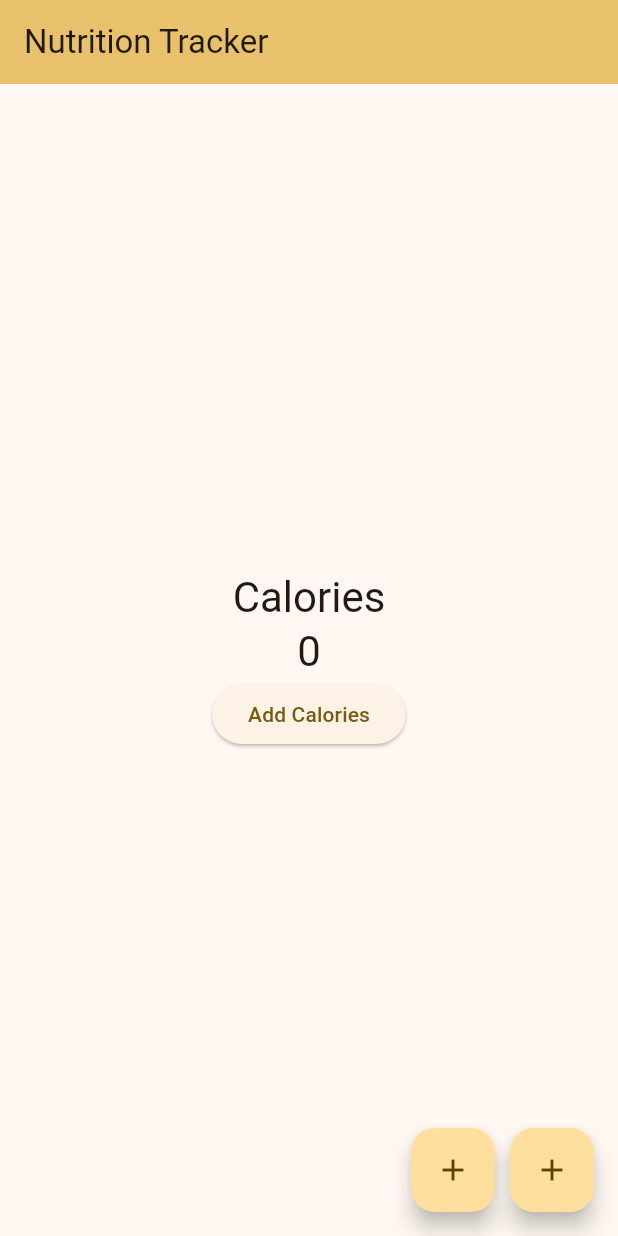
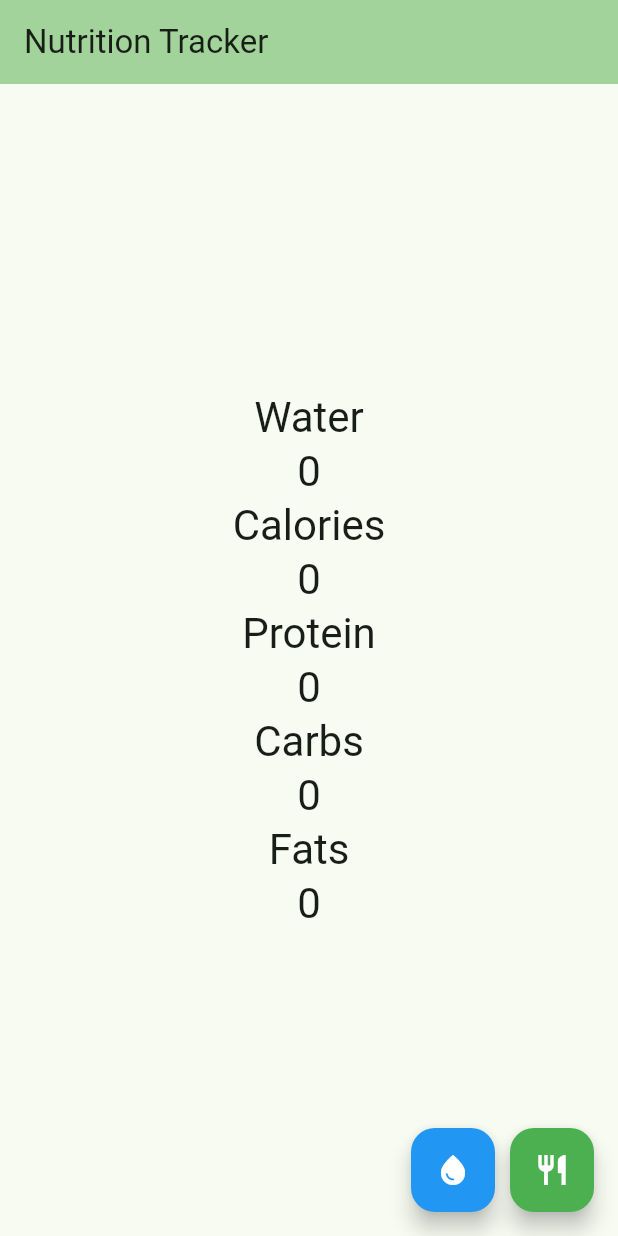
Before and after one commit to sarahdombroski/nutrition-tracker, a Flutter app: the screen it shows after launch, on a phone screen of 412 x 824 dp. Run offline on Flutter 3.47's test engine with Material 3 defaults, Android fonts, the light colour scheme and no system bars.

Commit message:
added full food/water

```diff
--- a/lib/main.dart
+++ b/lib/main.dart
@@ -28,14 +28,14 @@ class MyApp extends StatelessWidget {
         //
         // This works for code too, not just values: Most code changes can be
         // tested with just a hot reload.
-        colorScheme: ColorScheme.fromSeed(seedColor: Colors.amber),
+        colorScheme: ColorScheme.fromSeed(seedColor: Colors.green),
       ),
       home: const MyHomePage(title: 'Nutrition Tracker'),
     );
   }
 }
+class MyHomePage extends StatefulWidget {
 
-class MyHomePage extends StatefulWidget {
   const MyHomePage({super.key, required this.title});
 
   // This widget is the home page of your application. It is stateful, meaning
@@ -55,19 +55,23 @@ class MyHomePage extends StatefulWidget {
 
 class _MyHomePageState extends State<MyHomePage> {
   int _calories = 0;
+  int _protein = 0;
+  int _carbs = 0;
+  int _fats = 0;
+  int _water = 0;
 
-  void _incrementCalories() {
+  void _addWater() {
     final TextEditingController controller = TextEditingController();
 
     showDialog(
       context: context,
       builder: (BuildContext context) {
         return AlertDialog(
-          title: Text('Add Calories'),
+          title: Text('Add Water'),
           content: TextField(
             controller: controller,
             keyboardType: TextInputType.number,
-            decoration: InputDecoration(hintText: "Enter calories"),
+            decoration: InputDecoration(hintText: "Enter water (oz)"),
           ),
           actions: <Widget>[
             TextButton(
@@ -84,10 +88,84 @@ class _MyHomePageState extends State<MyHomePage> {
                   final parsed = int.tryParse(text);
                   if (parsed != null) {
                     setState(() {
-                      _calories += parsed;
+                      _water += parsed;
                     });
                   }
                 }
+                Navigator.of(context).pop();
+              },
+            ),
+          ],
+        );
+      },
+    );
+  }
+
+  void _addFood() {
+    final TextEditingController caloriesController = TextEditingController();
+    final TextEditingController proteinController = TextEditingController();
+    final TextEditingController carbsController = TextEditingController();
+    final TextEditingController fatsController = TextEditingController();
+
+    showDialog(
+      context: context,
+      builder: (BuildContext context) {
+        return AlertDialog(
+          title: Text('Add Food'),
+          content: SingleChildScrollView(
+            child: Column(
+              mainAxisSize: MainAxisSize.min,
+              children: [
+                TextField(
+                  controller: caloriesController,
+                  keyboardType: TextInputType.number,
+                  decoration: InputDecoration(hintText: "Enter calories"),
+                ),
+                TextField(
+                  controller: proteinController,
+                  keyboardType: TextInputType.number,
+                  decoration: InputDecoration(hintText: "Enter protein (g)"),
+                ),
+                TextField(
+                  controller: carbsController,
+                  keyboardType: TextInputType.number,
+                  decoration: InputDecoration(hintText: "Enter carbs (g)"),
+                ),
+                TextField(
+                  controller: fatsController,
+                  keyboardType: TextInputType.number,
+                  decoration: InputDecoration(hintText: "Enter fats (g)"),
+                ),
+              ],
+            ),
+          ),
+          actions: <Widget>[
+            TextButton(
+              child: Text('CANCEL'),
+              onPressed: () {
+                Navigator.of(context).pop();
+              },
+            ),
+            TextButton(
+              child: Text('OK'),
+              onPressed: () {
+                final caloriesText = caloriesController.text.trim();
+                final proteinText = proteinController.text.trim();
+                final carbsText = carbsController.text.trim();
+                final fatsText = fatsController.text.trim();
+
+                final calories = int.tryParse(caloriesText) ?? 0;
+                final protein = int.tryParse(proteinText) ?? 0;
+                final carbs = int.tryParse(carbsText) ?? 0;
+                final fats = int.tryParse(fatsText) ?? 0;
+
+                setState(() {
+                  _calories += calories;
+                  _protein += protein;
+                  _carbs += carbs;
+                  _fats += fats;
+                });
+
                 Navigator.of(context).pop();
               },
             ),
@@ -134,12 +212,24 @@ class _MyHomePageState extends State<MyHomePage> {
           // wireframe for each widget.
           mainAxisAlignment: MainAxisAlignment.center,
           children: <Widget>[
-            Text('Calories', style: Theme.of(context).textTheme.headlineMedium,),
-            Text('$_calories', style: Theme.of(context).textTheme.headlineMedium,),
-            ElevatedButton(
-              onPressed: _incrementCalories,
-              child: Text('Add Calories'),
+            Text('Water', style: Theme.of(context).textTheme.headlineMedium),
+            Text('$_water', style: Theme.of(context).textTheme.headlineMedium),
+
+            Text('Calories', style: Theme.of(context).textTheme.headlineMedium),
+            Text(
+              '$_calories',
+              style: Theme.of(context).textTheme.headlineMedium,
             ),
+
+            Text('Protein', style: Theme.of(context).textTheme.headlineMedium),
+            Text(
+              '$_protein',
+              style: Theme.of(context).textTheme.headlineMedium,
+            ),
+            Text('Carbs', style: Theme.of(context).textTheme.headlineMedium),
+            Text('$_carbs', style: Theme.of(context).textTheme.headlineMedium),
+            Text('Fats', style: Theme.of(context).textTheme.headlineMedium),
+            Text('$_fats', style: Theme.of(context).textTheme.headlineMedium),
           ],
         ),
       ),
@@ -147,17 +237,20 @@ class _MyHomePageState extends State<MyHomePage> {
         mainAxisAlignment: MainAxisAlignment.end,
         children: [
           FloatingActionButton(
-        onPressed: _incrementCalories,
-        tooltip: 'Increment',
-        child: const Icon(Icons.add),
+            onPressed: _addWater,
+            tooltip: 'Add Water',
+            backgroundColor: Colors.blue,
+            child: const Icon(Icons.water_drop, color: Colors.white),
           ),
           SizedBox(width: 10), // Add some space between the buttons
           FloatingActionButton(
-        onPressed: _incrementCalories,
-        tooltip: 'Increment',
-        child: const Icon(Icons.add),
+            onPressed: _addFood,
+            tooltip: 'Add Food',
+            backgroundColor: Colors.green,
+            child: const Icon(Icons.restaurant, color: Colors.white),
           ),
-      ])
+        ],
+      ),
     );
   }
 }
```
Lines whose indentation alone changed are shown as unchanged.
